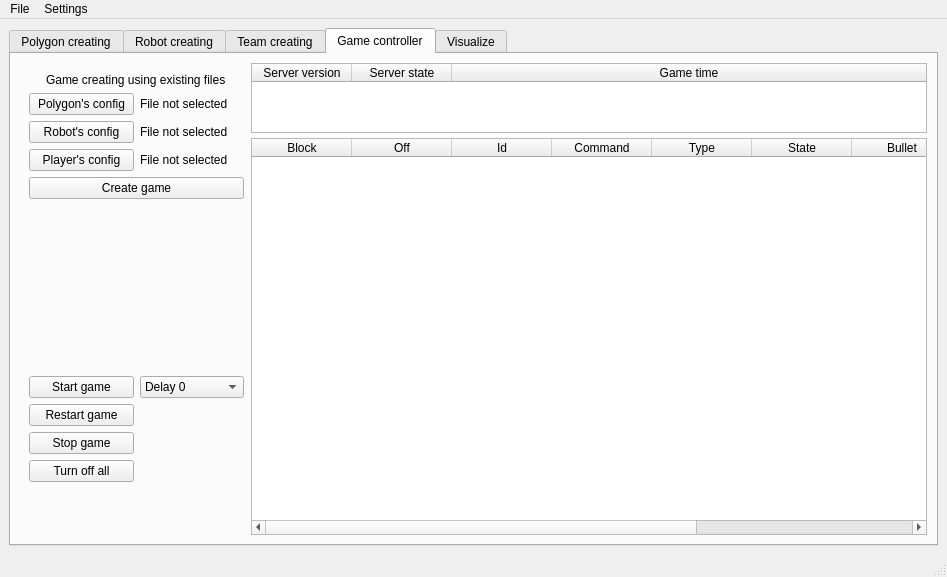
This is uiFiles/gui.ui in ghorik78/serverGui as Qt 5 draws it before an edit. The edited form follows.
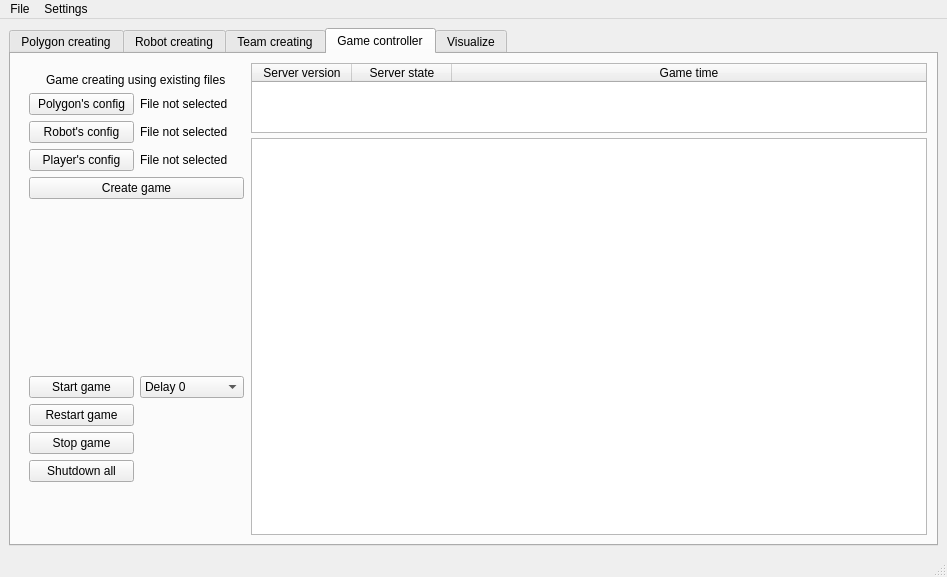
This is the edited form.

What changed in the file:
```diff
--- a/uiFiles/gui.ui
+++ b/uiFiles/gui.ui
@@ -828,51 +828,6 @@
                <attribute name="verticalHeaderStretchLastSection">
                 <bool>false</bool>
                </attribute>
-               <column>
-                <property name="text">
-                 <string>Block</string>
-                </property>
-               </column>
-               <column>
-                <property name="text">
-                 <string>Off</string>
-                </property>
-               </column>
-               <column>
-                <property name="text">
-                 <string>Id</string>
-                </property>
-               </column>
-               <column>
-                <property name="text">
-                 <string>Command</string>
-                </property>
-               </column>
-               <column>
-                <property name="text">
-                 <string>Type</string>
-                </property>
-               </column>
-               <column>
-                <property name="text">
-                 <string>State</string>
-                </property>
-               </column>
-               <column>
-                <property name="text">
-                 <string>Bullet</string>
-                </property>
-               </column>
-               <column>
-                <property name="text">
-                 <string>Balls</string>
-                </property>
-               </column>
-               <column>
-                <property name="text">
-                 <string>Cargo</string>
-                </property>
-               </column>
               </widget>
              </item>
             </layout>
@@ -1066,7 +1021,7 @@
                <item row="3" column="0">
                 <widget class="QPushButton" name="shutdownAllButton">
                  <property name="text">
-                  <string>Turn off all</string>
+                  <string>Shutdown all</string>
                  </property>
                 </widget>
                </item>
```
